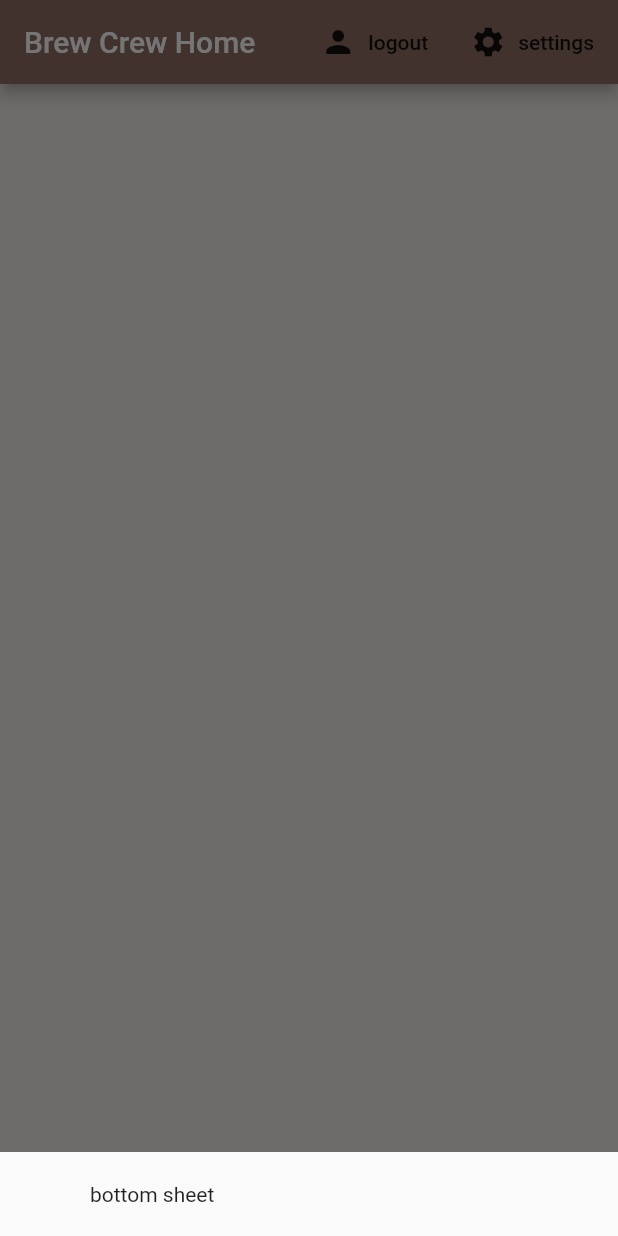
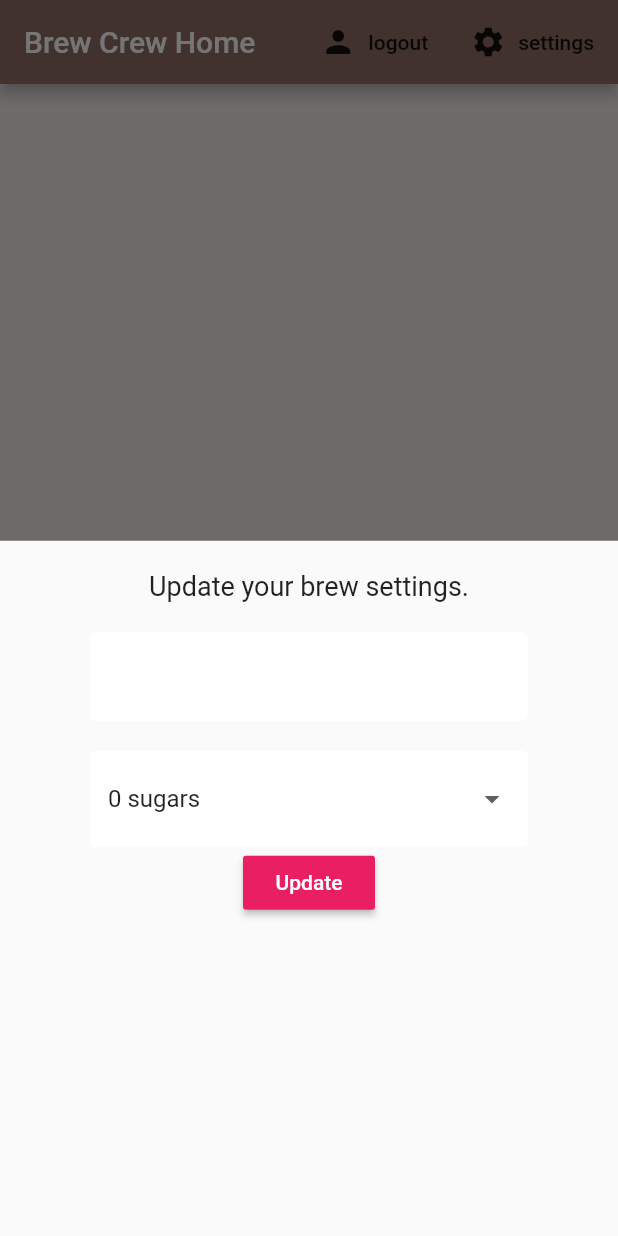
Before and after one commit to kangsudal/brew-crew, a Flutter app: the screen it shows once a user with an empty profile is signed in, after a tap on "settings", on a phone screen of 412 x 824 dp. Run offline on Flutter 3.47's test engine with Material 2 defaults, Android fonts, the phone set to English and light mode, and no system bars; our stand-ins replace cloud_firestore, firebase_auth, flutter_spinkit; accounts and stored records are empty.

Commit message:
#22 - Drop-downs

```diff
--- a/lib/screens/home/home.dart
+++ b/lib/screens/home/home.dart
@@ -1,5 +1,6 @@
 import 'package:brew_crew/models/brew.dart';
 import 'package:brew_crew/screens/home/brew_list.dart';
+import 'package:brew_crew/screens/home/settings_form.dart';
 import 'package:brew_crew/services/auth.dart';
 import 'package:brew_crew/services/database.dart';
 // import 'package:cloud_firestore/cloud_firestore.dart';
@@ -17,7 +18,7 @@ class Home extends StatelessWidget {
         builder: (BuildContext context) {
           return Container(
             padding: EdgeInsets.symmetric(vertical: 20, horizontal: 60),
-            child: Text("bottom sheet"),
+            child: SettingsForm(),
           );
         },
        context: context);
--- /dev/null
+++ b/lib/screens/home/settings_form.dart
@@ -0,0 +1,66 @@
+import 'package:flutter/material.dart';
+import 'package:brew_crew/shared/constants.dart';
+
+class SettingsForm extends StatefulWidget {
+  @override
+  _SettingsFormState createState() => _SettingsFormState();
+}
+
+class _SettingsFormState extends State<SettingsForm> {
+  final _formKey = GlobalKey<FormState>();
+  final List<String> sugars = ["0", "1", "2", "3", "4"];
+
+  //form values
+  String _currentName;
+  String _currentSugars;
+  String _currentStrength;
+
+  @override
+  Widget build(BuildContext context) {
+    return Form(
+      key: _formKey,
+      child: Column(
+        children: <Widget>[
+          Text(
+            "Update your brew settings.",
+            style: TextStyle(fontSize: 18),
+          ),
+          SizedBox(
+            height: 20,
+          ),
+          TextFormField(
+            decoration: textInputDecoration,
+            validator: (val) => val.isEmpty ? "Please enter a name" : null,
+            onChanged: (val) => setState(() => _currentName = val),
+          ),
+          SizedBox(
+            height: 20,
+          ),
+          DropdownButtonFormField(
+            items: sugars.map((sugar){
+              return DropdownMenuItem(
+                value: sugar,
+                child: Text("$sugar sugars"),
+              );
+            }).toList(),
+            onChanged: (val) => setState(() => _currentSugars = val),
+            value: _currentSugars ?? "0",
+            decoration: textInputDecoration,
+          ),
+          RaisedButton(
+            color: Colors.pink,
+            child: Text(
+              "Update",
+              style: TextStyle(color: Colors.white),
+            ),
+            onPressed: () async {
+              print(_currentName);
+              print(_currentStrength);
+              print(_currentSugars);
+            },
+          )
+        ],
+      ),
+    );
+  }
+}
--- a/lib/shared/constants.dart
+++ b/lib/shared/constants.dart
@@ -1,6 +1,6 @@
 
 import 'package:flutter/material.dart';
-
+/* Form 에서 입력 decoration. 흰색. 선택하면 핑크색 테두리생김 */
 const textInputDecoration = InputDecoration(
   // hintText: "Email",
   fillColor: Colors.white,
```
